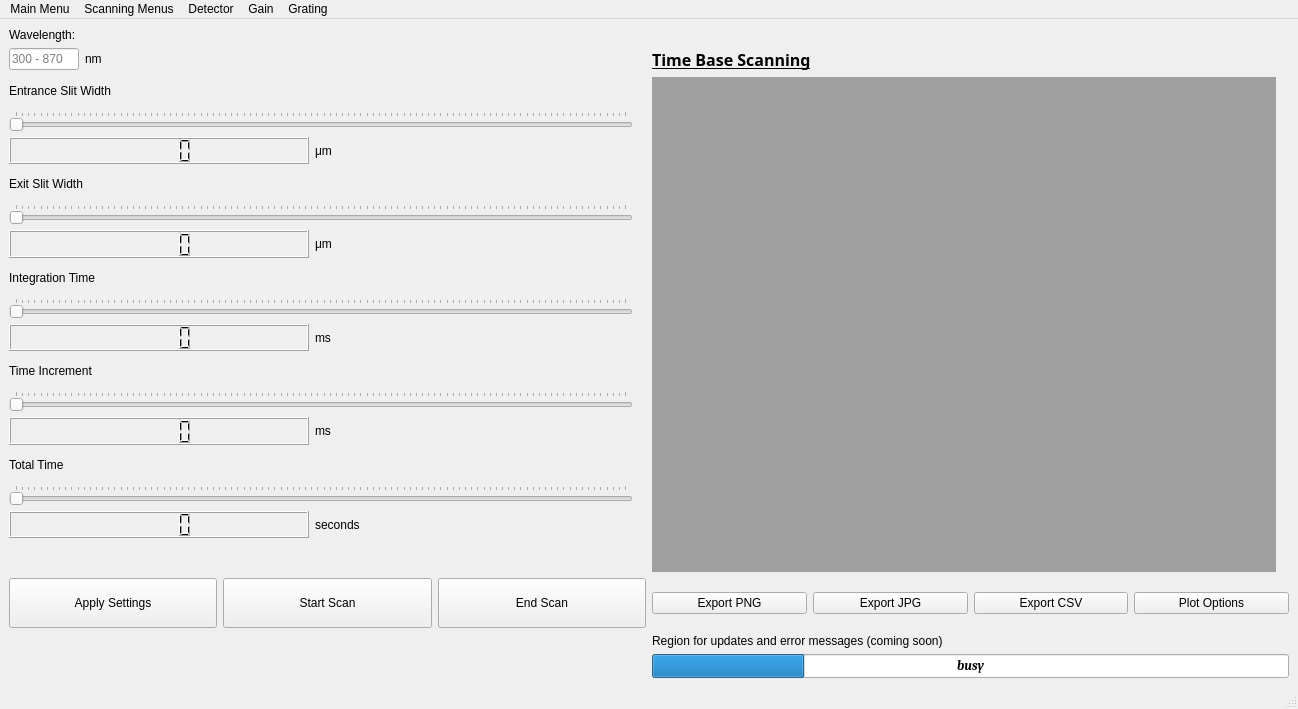
gitmarcus34/Spectro_GUI, file TimeBaseScanningMenu_Design.ui: the form before one commit.
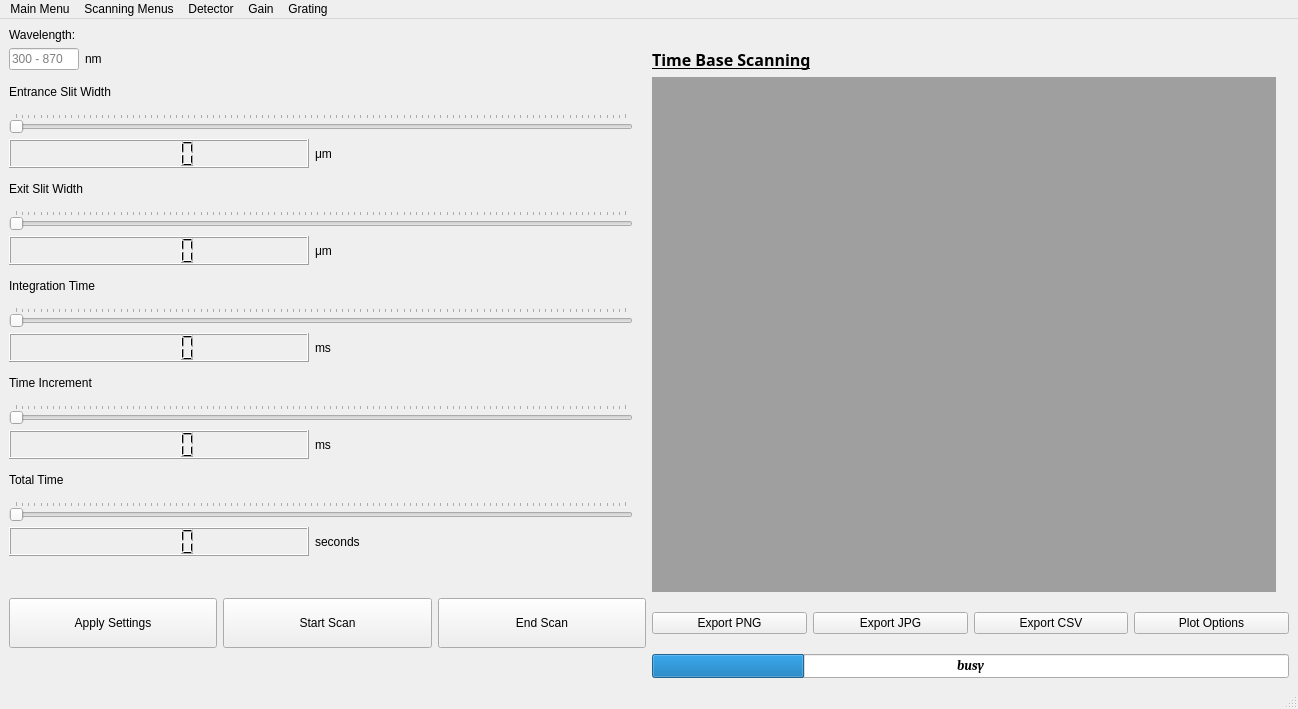
The form after the commit. Icons and pictures are not drawn.

Commit message: error message bug updates and some extra files

What changed in the file:
```diff
--- a/TimeBaseScanningMenu_Design.ui
+++ b/TimeBaseScanningMenu_Design.ui
@@ -101,13 +101,6 @@
      </layout>
     </item>
     <item row="4" column="2">
-     <widget class="QLabel" name="label_6">
-      <property name="text">
-       <string>Region for updates and error messages (coming soon)</string>
-      </property>
-     </widget>
-    </item>
-    <item row="5" column="2">
      <widget class="QProgressBar" name="progressBar">
       <property name="font">
        <font>
```
The commit also changes 16 other files.
